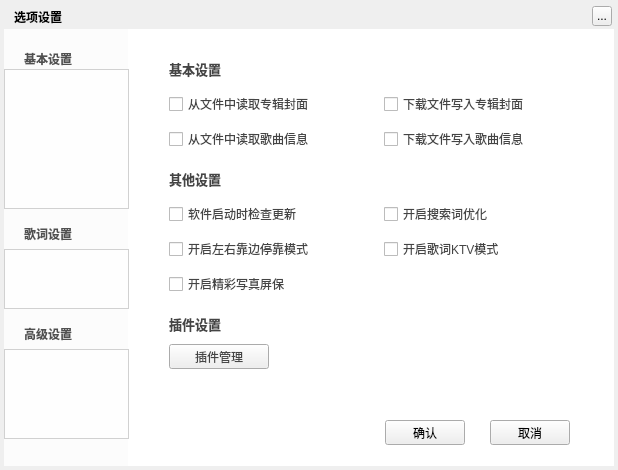
Above: TTKModule/TTKWidget/musicUiKits/musicWidgetKits/musicsettingwidget.ui from Greedysky/TTKMusicPlayer before the change. Below: the same form after it.
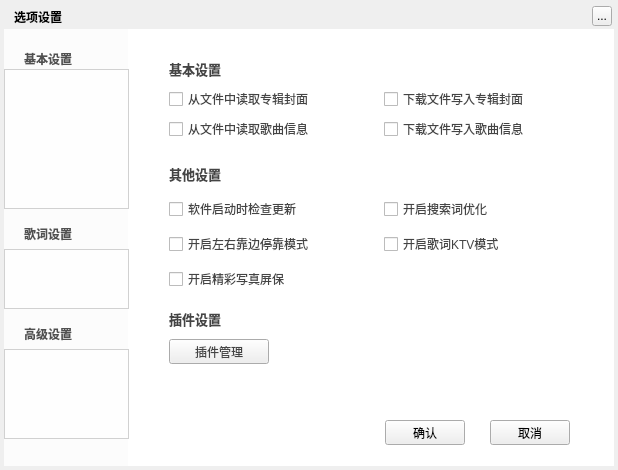
That is the form after the change. The open tabs and pages were chosen to show the change. Custom widgets are drawn as their Qt base class.

Diff of the .ui file:
```diff
--- a/TTKModule/TTKWidget/musicUiKits/musicWidgetKits/musicsettingwidget.ui
+++ b/TTKModule/TTKWidget/musicUiKits/musicWidgetKits/musicsettingwidget.ui
@@ -1170,7 +1170,7 @@
      <property name="geometry">
       <rect>
        <x>25</x>
-       <y>165</y>
+       <y>160</y>
        <width>210</width>
        <height>20</height>
       </rect>
@@ -1183,7 +1183,7 @@
      <property name="geometry">
       <rect>
        <x>25</x>
-       <y>200</y>
+       <y>195</y>
        <width>210</width>
        <height>20</height>
       </rect>
@@ -1196,7 +1196,7 @@
      <property name="geometry">
       <rect>
        <x>25</x>
-       <y>55</y>
+       <y>50</y>
        <width>210</width>
        <height>20</height>
       </rect>
@@ -1209,7 +1209,7 @@
      <property name="geometry">
       <rect>
        <x>25</x>
-       <y>90</y>
+       <y>80</y>
        <width>210</width>
        <height>20</height>
       </rect>
@@ -1222,7 +1222,7 @@
      <property name="geometry">
       <rect>
        <x>25</x>
-       <y>130</y>
+       <y>125</y>
        <width>415</width>
        <height>20</height>
       </rect>
@@ -1240,7 +1240,7 @@
      <property name="geometry">
       <rect>
        <x>240</x>
-       <y>165</y>
+       <y>160</y>
        <width>200</width>
        <height>20</height>
       </rect>
@@ -1253,7 +1253,7 @@
      <property name="geometry">
       <rect>
        <x>240</x>
-       <y>200</y>
+       <y>195</y>
        <width>200</width>
        <height>20</height>
       </rect>
@@ -1266,7 +1266,7 @@
      <property name="geometry">
       <rect>
        <x>240</x>
-       <y>55</y>
+       <y>50</y>
        <width>200</width>
        <height>20</height>
       </rect>
@@ -1279,7 +1279,7 @@
      <property name="geometry">
       <rect>
        <x>240</x>
-       <y>90</y>
+       <y>80</y>
        <width>200</width>
        <height>20</height>
       </rect>
@@ -1292,7 +1292,7 @@
      <property name="geometry">
       <rect>
        <x>25</x>
-       <y>235</y>
+       <y>230</y>
        <width>200</width>
        <height>20</height>
       </rect>
@@ -1305,7 +1305,7 @@
      <property name="geometry">
       <rect>
        <x>25</x>
-       <y>275</y>
+       <y>270</y>
        <width>415</width>
        <height>20</height>
       </rect>
@@ -1323,7 +1323,7 @@
      <property name="geometry">
       <rect>
        <x>25</x>
-       <y>305</y>
+       <y>300</y>
        <width>100</width>
        <height>25</height>
       </rect>
```
Left out of the diff: 27 changed lines with no effect on the pictures.
